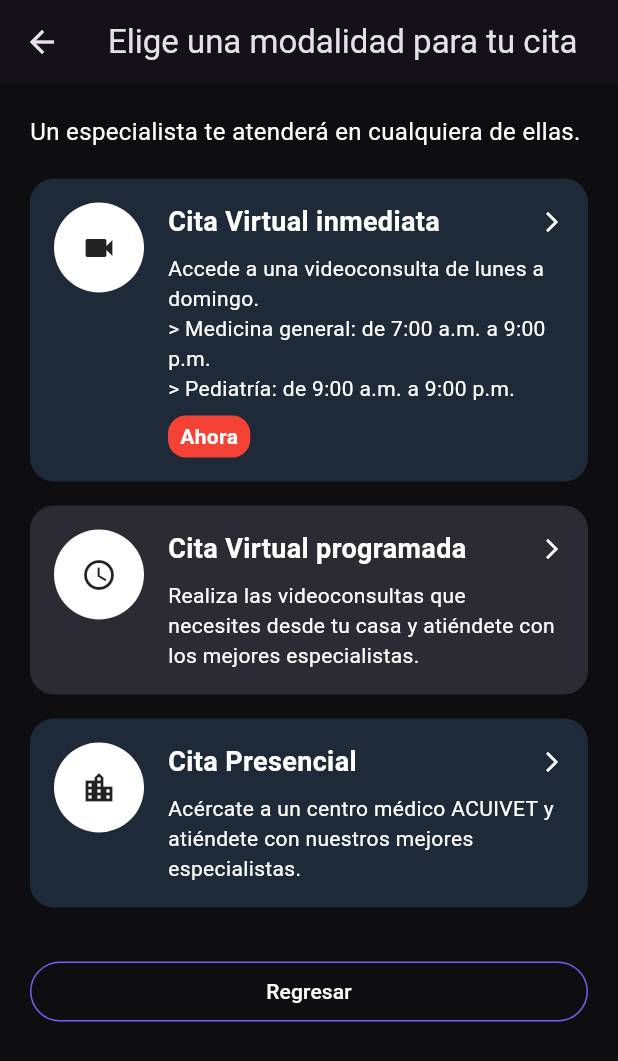
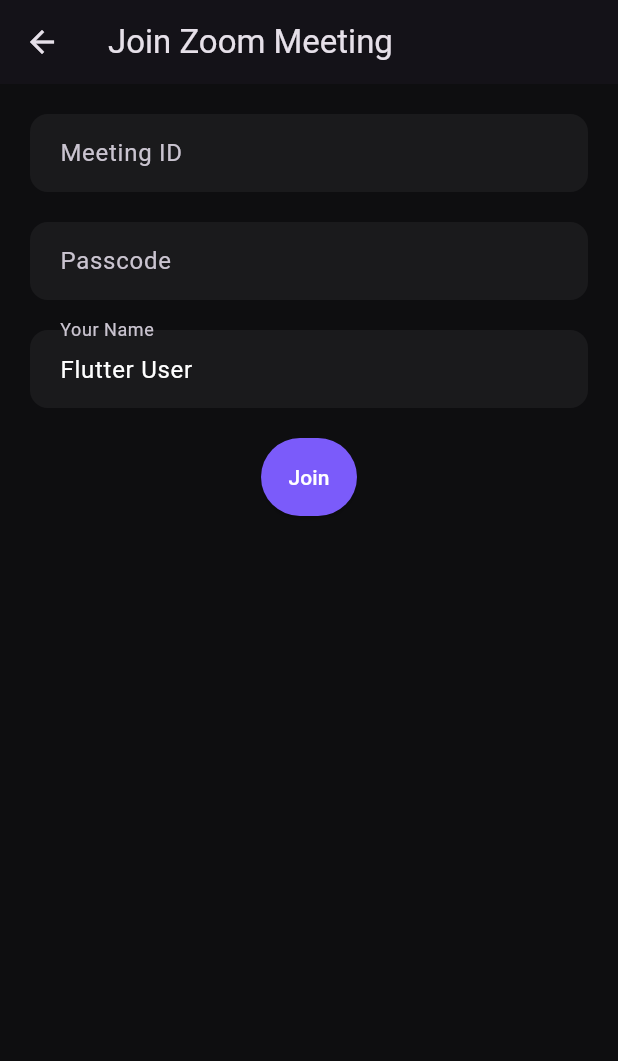
Before and after one commit to TtitoCondezoEduardo/AppCuicolaTests, a Flutter app: the AsesoriaScreen screen opened by its route, after a tap on "Cita Virtual programada", on a phone screen of 412 x 824 dp. Shown: the top 1061 px of the screen. Run offline on Flutter 3.47's test engine with Material 3 defaults, Android fonts, the phone set to English and light mode, and no system bars; our stand-ins replace cloud_firestore, file_picker, firebase_auth, firebase_core, firebase_messaging, flutter_local_notifications and 5 more; accounts and stored records are empty.

Commit message:
add SDK zoom 16/09

```diff
--- a/lib/screens/asesoria/asesoria_screen.dart
+++ b/lib/screens/asesoria/asesoria_screen.dart
@@ -1,6 +1,6 @@
 import 'package:flutter/material.dart';
 import 'package:go_router/go_router.dart';
-import 'package:url_launcher/url_launcher.dart';
+import 'package:nueva_mascara/screens/join_meeting_screen.dart';
 
 class AsesoriaScreen extends StatelessWidget {
   const AsesoriaScreen({super.key});
@@ -44,8 +44,9 @@
                 'Realiza las videoconsultas que necesites desde tu casa y atiéndete con los mejores especialistas.',
             color: const Color(0xFF2C2A32),
             onTap: () {
-              final Uri url = Uri.parse('https://www.zoom.com/es');
-              launchUrl(url, mode: LaunchMode.externalApplication);
+              Navigator.push(context,
+              MaterialPageRoute(builder: (context) => JoinMeetingScreen())
+              );
             },
           ),
           const SizedBox(height: 16),
--- /dev/null
+++ b/lib/screens/join_meeting_screen.dart
@@ -0,0 +1,63 @@
+import 'package:flutter/material.dart';
+import 'zoom_webview.dart';
+
+class JoinMeetingScreen extends StatefulWidget {
+  const JoinMeetingScreen({super.key});
+
+  @override
+  State<JoinMeetingScreen> createState() => _JoinMeetingScreenState();
+}
+
+class _JoinMeetingScreenState extends State<JoinMeetingScreen> {
+  final _meetingIdController = TextEditingController();
+  final _passcodeController = TextEditingController();
+  final _userNameController = TextEditingController(text: "Flutter User");
+
+  @override
+  Widget build(BuildContext context) {
+    return Scaffold(
+      appBar: AppBar(title: const Text("Join Zoom Meeting")),
+      body: Padding(
+        padding: const EdgeInsets.all(20),
+        child: Column(
+          children: [
+            TextField(
+              controller: _meetingIdController,
+              decoration: const InputDecoration(labelText: "Meeting ID"),
+            ),const SizedBox(height: 20),
+            TextField(
+              controller: _passcodeController,
+              decoration: const InputDecoration(labelText: "Passcode"),
+            ),const SizedBox(height: 20),
+            TextField(
+              controller: _userNameController,
+              decoration: const InputDecoration(labelText: "Your Name"),
+            ),
+            const SizedBox(height: 20),
+            ElevatedButton(
+              onPressed: () {
+                final meetingId = _meetingIdController.text.trim();
+                final passcode = _passcodeController.text.trim();
+                final userName = _userNameController.text.trim();
+
+                if (meetingId.isNotEmpty && userName.isNotEmpty) {
+                  Navigator.push(
+                    context,
+                    MaterialPageRoute(
+                      builder: (_) => ZoomWebView(
+                        meetingId: meetingId,
+                        passcode: passcode,
+                        userName: userName,
+                      ),
+                    ),
+                  );
+                }
+              },
+              child: const Text("Join"),
+            ),
+          ],
+        ),
+      ),
+    );
+  }
+}
--- a/pubspec.yaml
+++ b/pubspec.yaml
@@ -28,7 +28,7 @@
 # the latest version available on pub.dev. To see which dependencies have newer
 # versions available, run `flutter pub outdated`.
 dependencies:
-  http: ^1.1.0
+  http: ^1.5.0
   cloud_firestore: ^5.6.12
   cupertino_icons: ^1.0.8
   file_picker: ^10.2.1
@@ -45,6 +45,7 @@
   table_calendar: ^3.2.0
   timezone: ^0.10.1
   url_launcher: ^6.3.2
+  webview_flutter: ^4.13.0
 
 dev_dependencies:
   flutter_lints: ^5.0.0
```
Also changed, not shown: lib/screens/zoom_screen.dart (added, +37 -0 lines), lib/screens/zoom_webview.dart (added, +42 -0 lines), pubspec.lock, 2 other files.
